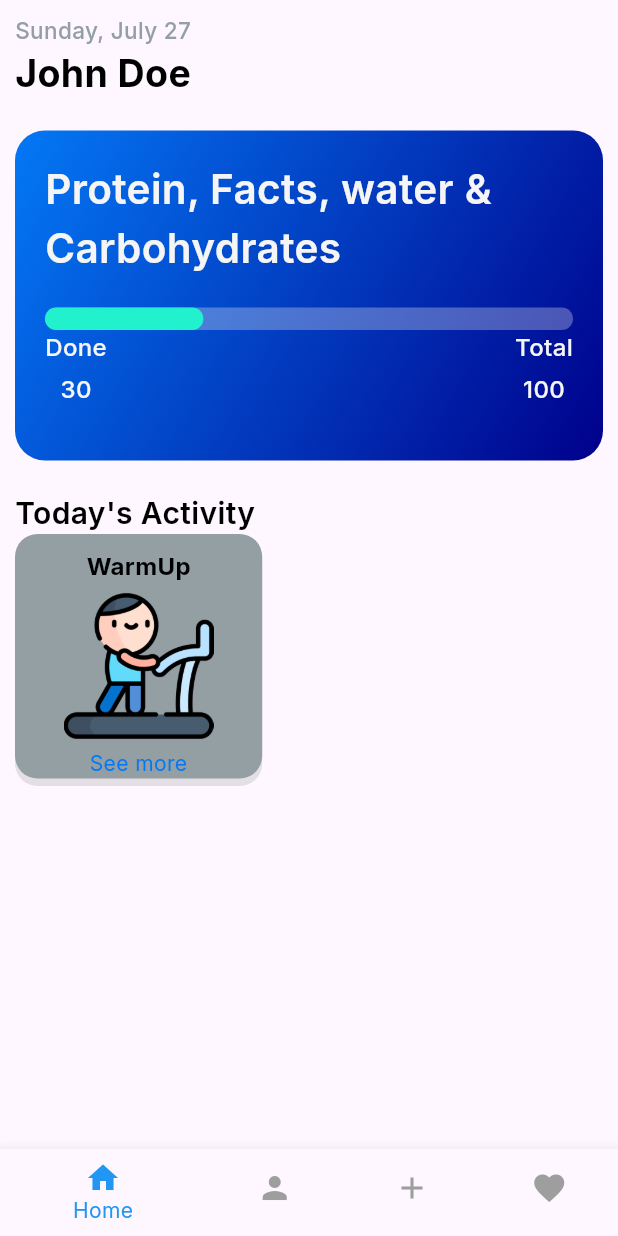
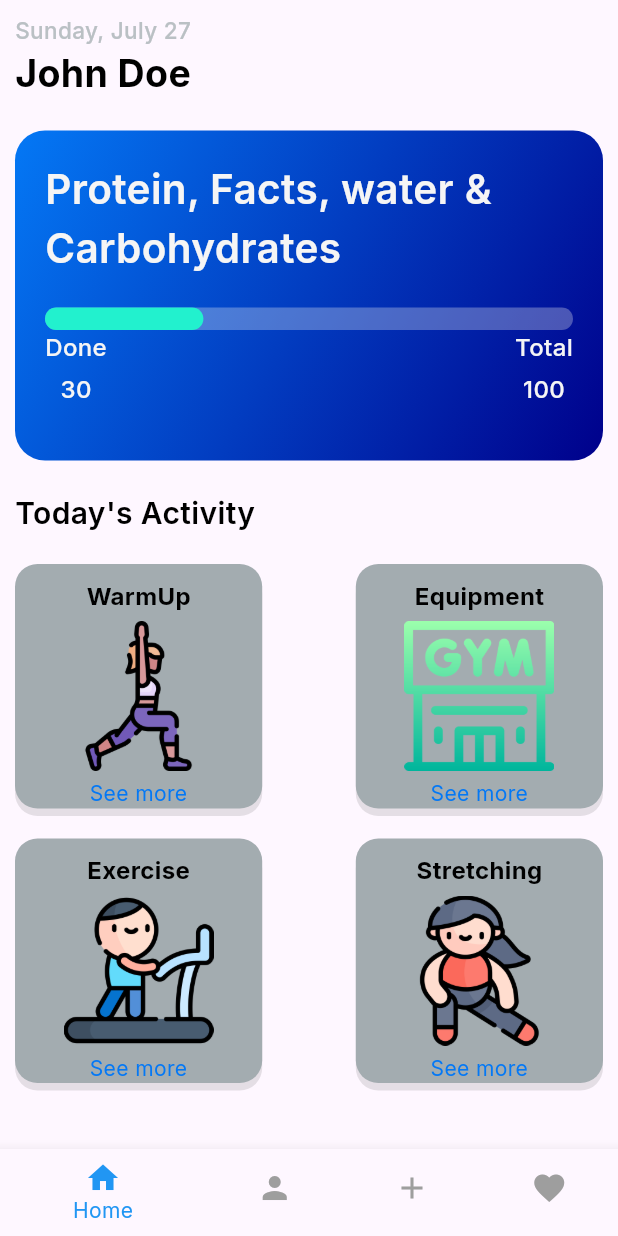
Before and after one commit to AkilaShashimantha/Workout-Planner-App-Flutter-, a Flutter app: the screen it shows after launch, on a phone screen of 412 x 824 dp. Run offline on Flutter 3.47's test engine with Material 3 defaults, Android fonts, the phone set to English and light mode, and no system bars; our stand-ins replace google_fonts.

Commit message:
create navigations

```diff
--- a/lib/constants/colors.dart
+++ b/lib/constants/colors.dart
@@ -1,6 +1,7 @@
 import 'package:flutter/material.dart';
 
-const kSubtitleColor = Color.fromARGB(255, 148, 159, 164);
+const kSubtitleColor = Color.fromARGB(255, 186, 192, 196);
+const kExerciseCardColor = Color.fromARGB(255, 163, 172, 176);
 const kMainWhiteColor = Color(0xFFF5F5F5);
 const kMainColor = Color.fromARGB(255, 4, 120, 245);
 
--- a/lib/data/exercise_data.dart
+++ b/lib/data/exercise_data.dart
@@ -3,13 +3,13 @@ import 'package:workout_planner/models/exercise_model.dart';
 class ExerciseData {
 
   final List<Exercise> exerciseList = [
-    Exercise(id: 1, exercisename: "Push Up", exerciseImageUrl: "assets/exercises/exercise.png", noOfMinutes: 10, completed: false),
-    Exercise(id: 2, exercisename: "Squat", exerciseImageUrl: "assets/exercises/cobra.png", noOfMinutes: 15, completed: false),
-    Exercise(id: 3, exercisename: "Plank", exerciseImageUrl: "assets/images/plank.png", noOfMinutes: 5, completed: false),
-    Exercise(id: 4, exercisename: "Lunges", exerciseImageUrl: "assets/images/lunges.png", noOfMinutes: 12, completed: false),
-    Exercise(id: 5, exercisename: "Burpees", exerciseImageUrl: "assets/images/burpees.png", noOfMinutes: 8, completed: false),
+    Exercise(id: 1, exercisename: "Push Up", exerciseImageUrl: "assets/exercises/yoga.png", noOfMinutes: 10, completed: false),
+    Exercise(id: 2, exercisename: "Squat", exerciseImageUrl: "assets/exercises/pilates.png", noOfMinutes: 15, completed: false),
+    Exercise(id: 3, exercisename: "Plank", exerciseImageUrl: "assets/exercises/treadmill-machine.png", noOfMinutes: 5, completed: false),
+    Exercise(id: 4, exercisename: "Lunges", exerciseImageUrl: "assets/exercises/woman.png", noOfMinutes: 12, completed: false),
+    Exercise(id: 5, exercisename: "Burpees", exerciseImageUrl: "assets/exercises/pilates.png", noOfMinutes: 8, completed: false),
     Exercise(id: 6, exercisename: "Mountain Climbers", exerciseImageUrl : "assets/exercises/run.png", noOfMinutes: 10, completed: false),
-    Exercise(id: 7, exercisename: "Jumping Jacks", exerciseImageUrl: "assets/images/jumping_jacks.png", noOfMinutes: 7, completed: false),
+    Exercise(id: 7, exercisename: "Jumping Jacks", exerciseImageUrl: "assets/exercises/woman.png", noOfMinutes: 7, completed: false),
   ];
 
 
--- a/lib/pages/home_page.dart
+++ b/lib/pages/home_page.dart
@@ -2,7 +2,10 @@ import 'package:flutter/material.dart';
 import 'package:intl/intl.dart';
 import 'package:workout_planner/constants/colors.dart';
 import 'package:workout_planner/constants/responsive.dart';
+import 'package:workout_planner/data/equipment_data.dart';
+import 'package:workout_planner/data/exercise_data.dart';
 import 'package:workout_planner/data/user_data.dart';
+import 'package:workout_planner/pages/exercise_details_page.dart';
 import 'package:workout_planner/widgets/exercise_card.dart';
 import 'package:workout_planner/widgets/progress_card.dart';
 
@@ -18,6 +21,12 @@ class _HomePageState extends State<HomePage> {
 final DateFormat formatter = DateFormat('EEEE, MMMM');
 final DateFormat dayFormat = DateFormat('dd');
 
+//User Data
+final userData = user;
+
+//Exercise Data
+final exerciseList = ExerciseData().exerciseList;
+final equipmentList = EquipmentData().equipmentList;
   @override
   Widget build(BuildContext context) {
 
@@ -38,7 +47,7 @@ String formattedDay = dayFormat.format(now);
                   fontWeight: FontWeight.w500,
                   color: kSubtitleColor,
                 ),),
-                   Text("${user.fullName}", style: TextStyle(
+                   Text("${userData.fullName}", style: TextStyle(
                   fontSize: 25,
                   fontWeight: FontWeight.w700,
                   color: kMainBlackColor,
@@ -55,8 +64,62 @@ String formattedDay = dayFormat.format(now);
                   fontWeight: FontWeight.w600,
                   color: kMainBlackColor,
                 ),),
-
-                ExerciseCard(title: "WarmUp", imageUrl: "assets/exercises/treadmill-machine.png", description: "See more")
+                SizedBox(height: 20),
+                Row(
+                  mainAxisAlignment: MainAxisAlignment.spaceBetween,
+                  children: [
+                    GestureDetector(
+                      onTap: (){
+                        Navigator.push(context, MaterialPageRoute(
+                          builder: (context) => ExerciseDetailsPage(
+                            exerciseTitle: "Warm Up",
+                            exerciseDescription: "A brief warm-up session to get started.",
+                            exerciseList: exerciseList,
+                          ),
+                        ));
+                      },
+                      child: ExerciseCard(title: "WarmUp", imageUrl: "assets/exercises/yoga.png", description: "See more")),
+                    GestureDetector(
+                      onTap: (){
+                        Navigator.push(context, MaterialPageRoute(
+                          builder: (context) => ExerciseDetailsPage(
+                            exerciseTitle: "Equipment",
+                            exerciseDescription: "Explore various workout equipment.",
+                            exerciseList: exerciseList,
+                          ),
+                        ));
+                      },
+                      child: ExerciseCard(title: "Equipment", imageUrl: "assets/equipments/gym.png", description: "See more")),
+                  ],
+                ),
+                SizedBox(height: 20),
+                 Row(
+                  mainAxisAlignment: MainAxisAlignment.spaceBetween,
+                  children: [
+                    GestureDetector(
+                      onTap: (){
+                        Navigator.push(context, MaterialPageRoute(
+                          builder: (context) => ExerciseDetailsPage(
+                            exerciseTitle: "Exercise",
+                            exerciseDescription: "Explore various exercises.",
+                            exerciseList: exerciseList,
+                          ),
+                        ));
+                      },
+                      child: ExerciseCard(title: "Exercise", imageUrl: "assets/exercises/treadmill-machine.png", description: "See more")),
+                    GestureDetector(
+                      onTap: (){
+                        Navigator.push(context, MaterialPageRoute(
+                          builder: (context) => ExerciseDetailsPage(
+                            exerciseTitle: "Stretching",
+                            exerciseDescription: "Explore various stretching exercises.",
+                            exerciseList: exerciseList,
+                          ),
+                        ));
+                      },
+                      child: ExerciseCard(title: "Stretching", imageUrl: "assets/exercises/woman.png", description: "See more")),
+                  ],
+                ),
 
               ],
             ),
--- a/lib/widgets/exercise_card.dart
+++ b/lib/widgets/exercise_card.dart
@@ -16,7 +16,7 @@ final String description;
       width: MediaQuery.of(context).size.width * 0.4,
 
       decoration: BoxDecoration(
-        color: kSubtitleColor,
+        color: kExerciseCardColor,
         borderRadius: BorderRadius.circular(15),
         boxShadow: [
           BoxShadow(
```
Also changed, not shown: lib/pages/exercise_details_page.dart (added, +96 -0 lines), assets/exercises/pilates.png (added), assets/exercises/run.png (added), assets/exercises/running.png (added), assets/exercises/yoga.png.
